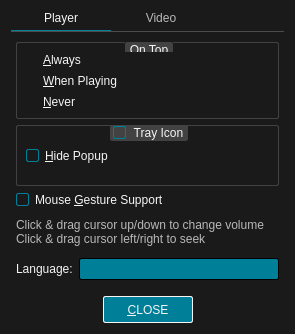
Before: the Qt Designer form src/ui/preferencesdialog.ui in u8sand/Baka-MPlayer, drawn with Qt 5.
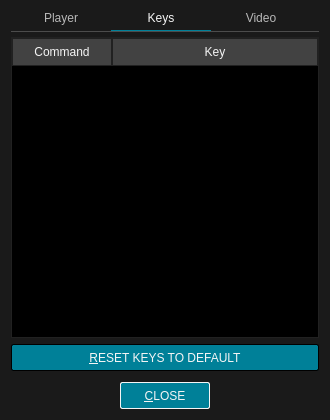
After: the same form once the commit is applied. The open tabs and pages were chosen to show the change. Icons and pictures are not drawn.

Commit message: preferencesdialog.ui: add Key bindings tab

```diff
--- a/src/ui/preferencesdialog.ui
+++ b/src/ui/preferencesdialog.ui
@@ -6,8 +6,8 @@
    <rect>
     <x>0</x>
     <y>0</y>
-    <width>295</width>
-    <height>334</height>
+    <width>330</width>
+    <height>420</height>
    </rect>
   </property>
   <property name="windowTitle">
@@ -20,6 +20,14 @@
 	color: whitesmoke;
 }
 
+/* QHeaderView for QTableWidget has to be set here */
+
+QTableWidget QHeaderView::section {
+	padding: 4px 2px;
+	background: #424242;
+	border: 1px solid #212121;
+}
+
 /* QRadioButton */
 
 QRadioButton::indicator {
@@ -161,7 +169,7 @@
 	background: transparent;
 }</string>
   </property>
-  <layout class="QVBoxLayout" name="verticalLayout_5">
+  <layout class="QVBoxLayout" name="verticalLayout_7">
    <item>
     <widget class="QTabWidget" name="tabWidget">
      <property name="styleSheet">
@@ -308,6 +316,94 @@
        </item>
       </layout>
      </widget>
+     <widget class="QWidget" name="tab_3">
+      <attribute name="title">
+       <string>Keys</string>
+      </attribute>
+      <layout class="QVBoxLayout" name="verticalLayout_5">
+       <property name="leftMargin">
+        <number>0</number>
+       </property>
+       <property name="topMargin">
+        <number>0</number>
+       </property>
+       <property name="rightMargin">
+        <number>0</number>
+       </property>
+       <property name="bottomMargin">
+        <number>0</number>
+       </property>
+       <item>
+        <widget class="QTableWidget" name="infoWidget">
+         <property name="styleSheet">
+          <string notr="true">/* QHeaderView set under main stylesheet (QDialog) */
+
+QTableWidget {
+	border: 1px solid #212121;
+	background: black;
+}
+
+QTableWidget::item {
+	alternate-background-color: #141414;
+}
+QTableWidget::item:alternate {
+    background: #141414;
+}
+QTableWidget::item:selected {
+	background: #008098;
+}</string>
+         </property>
+         <property name="editTriggers">
+          <set>QAbstractItemView::DoubleClicked|QAbstractItemView::EditKeyPressed</set>
+         </property>
+         <property name="showDropIndicator" stdset="0">
+          <bool>false</bool>
+         </property>
+         <property name="alternatingRowColors">
+          <bool>true</bool>
+         </property>
+         <property name="selectionMode">
+          <enum>QAbstractItemView::SingleSelection</enum>
+         </property>
+         <property name="cornerButtonEnabled">
+          <bool>false</bool>
+         </property>
+         <attribute name="horizontalHeaderCascadingSectionResizes">
+          <bool>false</bool>
+         </attribute>
+         <attribute name="horizontalHeaderHighlightSections">
+          <bool>false</bool>
+         </attribute>
+         <attribute name="horizontalHeaderStretchLastSection">
+          <bool>true</bool>
+         </attribute>
+         <attribute name="verticalHeaderVisible">
+          <bool>false</bool>
+         </attribute>
+         <attribute name="verticalHeaderHighlightSections">
+          <bool>false</bool>
+         </attribute>
+         <column>
+          <property name="text">
+           <string>Command</string>
+          </property>
+         </column>
+         <column>
+          <property name="text">
+           <string>Key</string>
+          </property>
+         </column>
+        </widget>
+       </item>
+       <item>
+        <widget class="QPushButton" name="resetKeysButton">
+         <property name="text">
+          <string>&amp;RESET KEYS TO DEFAULT</string>
+         </property>
+        </widget>
+       </item>
+      </layout>
+     </widget>
      <widget class="QWidget" name="tab_2">
       <attribute name="title">
        <string>Video</string>
```
Left out of the diff: 41 changed lines with no effect on the pictures.
